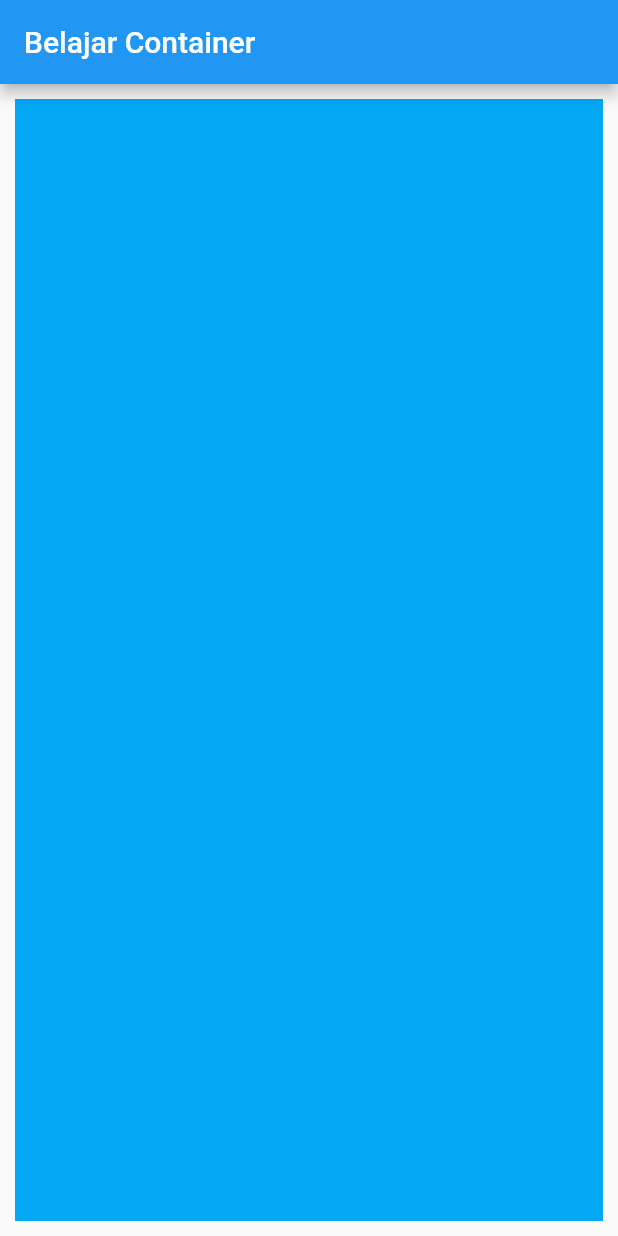
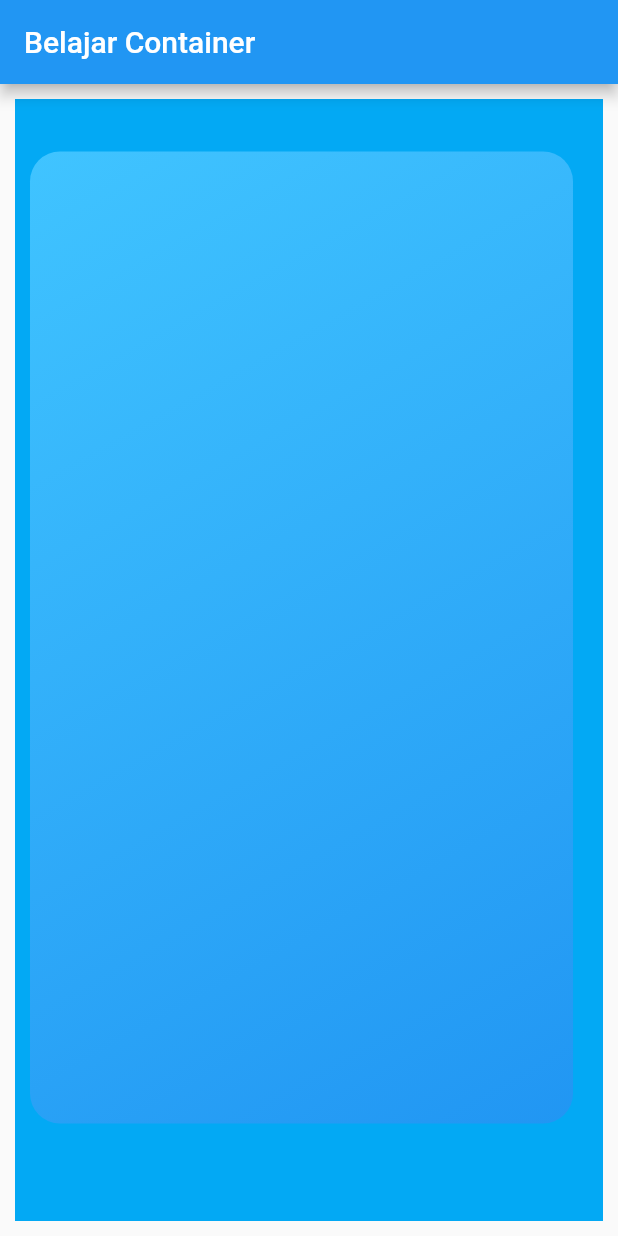
Before and after one commit to hanniashilla/flutter_container, a Flutter app: the screen it shows after launch, on a phone screen of 412 x 824 dp. Run offline on Flutter 3.47's test engine with Material 2 defaults, Android fonts, the phone set to English and light mode, and no system bars.

Commit message:
Box Decoration

```diff
--- a/lib/main.dart
+++ b/lib/main.dart
@@ -10,7 +10,23 @@ class MyApp extends StatelessWidget {
     return MaterialApp(
       home: Scaffold(
         appBar: AppBar(title: Text("Belajar Container")),
-        body: Container(color: Colors.lightBlue, margin: EdgeInsets.all(10),),
+        body: Container(
+          color: Colors.lightBlue,
+          margin: EdgeInsets.all(10),
+          padding: EdgeInsets.only(bottom: 40, top: 20),
+          child: Container(
+            // color: Colors.blue,
+            margin: EdgeInsets.fromLTRB(10, 15, 20, 25),
+            decoration: BoxDecoration(borderRadius: BorderRadius.circular(20),
+                gradient: LinearGradient(
+                    begin: Alignment.topLeft,
+                    end: Alignment.bottomRight,
+                    colors: <Color>[
+                  Colors.lightBlueAccent,
+                  Colors.blue,
+                ])),
+          ),
+        ),
       ),
     );
   }
```
